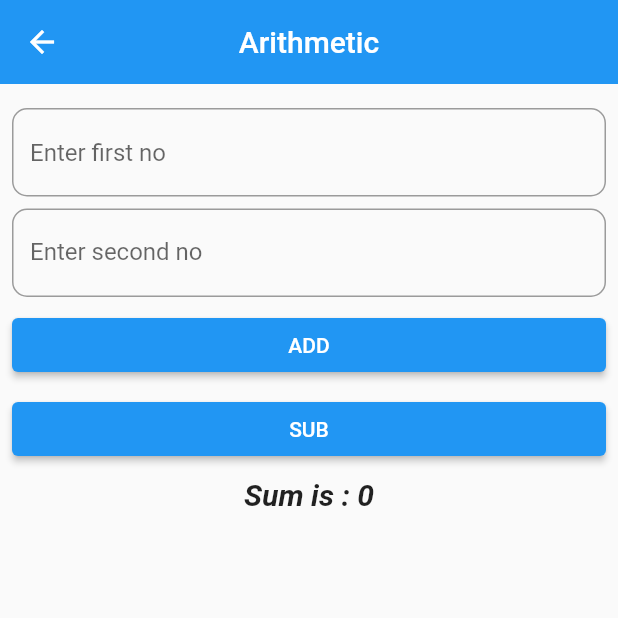
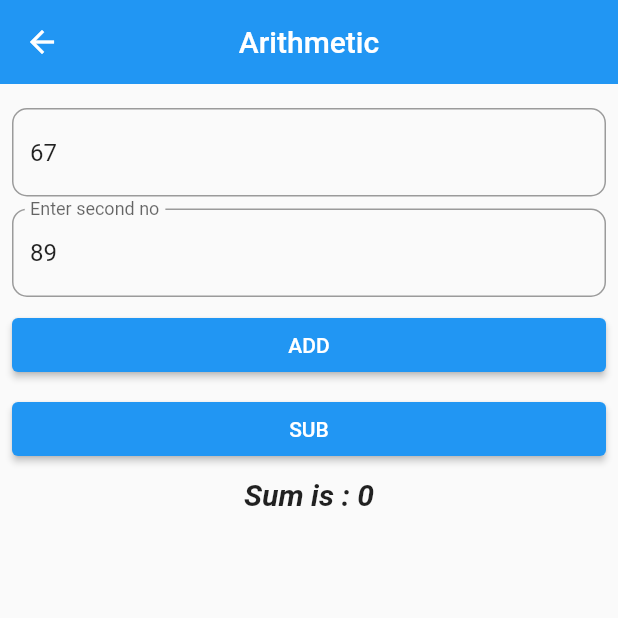
Before and after one commit to kiranrana8973/batch_30a, a Flutter app: the ArithmeticView screen opened by its route, after a tap on "SUB", on a phone screen of 412 x 824 dp, the top half of it. Run offline on Flutter 3.47's test engine with Material 2 defaults, Android fonts, the phone set to English and light mode, and no system bars.

Commit message:
Aded contoller

```diff
--- a/lib/app.dart
+++ b/lib/app.dart
@@ -1,6 +1,7 @@
 import 'package:batch_30a/view/arithemtic_view.dart';
 import 'package:batch_30a/view/change_name_view.dart';
 import 'package:batch_30a/view/circle_view.dart';
+import 'package:batch_30a/view/column_view.dart';
 import 'package:batch_30a/view/dashboard.dart';
 import 'package:batch_30a/view/si_view.dart';
 import 'package:flutter/material.dart';
@@ -19,6 +20,7 @@ class App extends StatelessWidget {
         '/siRoute': (context) => const SiView(),
         '/circleRoute': (context) => const CircleView(),
         '/changeNameRoute': (context) => const ChangeNameView(),
+        '/columnRoute': (context) => const ColumnView(),
       },
     );
   }
--- a/lib/view/arithemtic_view.dart
+++ b/lib/view/arithemtic_view.dart
@@ -2,8 +2,6 @@ import 'package:flutter/material.dart';
 
 import '../model/arithmetic.dart';
 
-// final -> run time
-// const - > compile
 class ArithmeticView extends StatefulWidget {
   const ArithmeticView({super.key});
 
@@ -12,25 +10,42 @@ class ArithmeticView extends StatefulWidget {
 }
 
 class _ArithmeticViewState extends State<ArithmeticView> {
-  int first = 0;
-  int second = 0;
+  final firstController = TextEditingController();
+  final secondController = TextEditingController();
   int result = 0;
+
+  @override
+  void initState() {
+    firstController.text = '67';
+    secondController.text = '89';
+    super.initState();
+  }
+
+  @override
+  void dispose() {
+    firstController.dispose();
+    secondController.dispose();
+    super.dispose();
+  }
 
   late Arithmetic arithmetic;
 
   void add() {
     arithmetic = Arithmetic();
     setState(() {
-      result = arithmetic.add(first, second);
+      result = arithmetic.add(
+        int.parse(firstController.text),
+        int.parse(secondController.text),
+      );
     });
   }
 
-  void sub() {
-    arithmetic = Arithmetic();
-    setState(() {
-      result = arithmetic.sub(first, second);
-    });
-  }
+  // void sub() {
+  //   arithmetic = Arithmetic();
+  //   setState(() {
+  //     result = arithmetic.sub(first, second);
+  //   });
+  // }
 
   @override
   Widget build(BuildContext context) {
@@ -47,9 +62,8 @@ class _ArithmeticViewState extends State<ArithmeticView> {
             children: [
               const SizedBox(height: 8),
               TextField(
-                onChanged: (value) {
-                  first = int.parse(value);
-                },
+                controller: firstController,
+                keyboardType: TextInputType.number,
                 decoration: InputDecoration(
                   hintText: 'Enter first no',
                   border: OutlineInputBorder(
@@ -59,9 +73,8 @@ class _ArithmeticViewState extends State<ArithmeticView> {
               ),
               const SizedBox(height: 8),
               TextField(
-                onChanged: (value) {
-                  second = int.parse(value);
-                },
+                controller: secondController,
+                keyboardType: TextInputType.number,
                 decoration: InputDecoration(
                   labelText: 'Enter second no',
                   border: OutlineInputBorder(
@@ -84,7 +97,7 @@ class _ArithmeticViewState extends State<ArithmeticView> {
                 width: double.infinity,
                 child: ElevatedButton(
                   onPressed: () {
-                    sub();
+                    //  sub();
                   },
                   child: const Text('SUB'),
                 ),
--- a/lib/view/circle_view.dart
+++ b/lib/view/circle_view.dart
@@ -1,5 +1,4 @@
-import 'package:flutter/src/widgets/framework.dart';
-import 'package:flutter/src/widgets/placeholder.dart';
+import 'package:flutter/material.dart';
 
 class CircleView extends StatefulWidget {
   const CircleView({super.key});
```
Also changed, not shown: lib/view/column_view.dart (added, +63 -0 lines), lib/view/dashboard.dart (+10 -1 lines).
